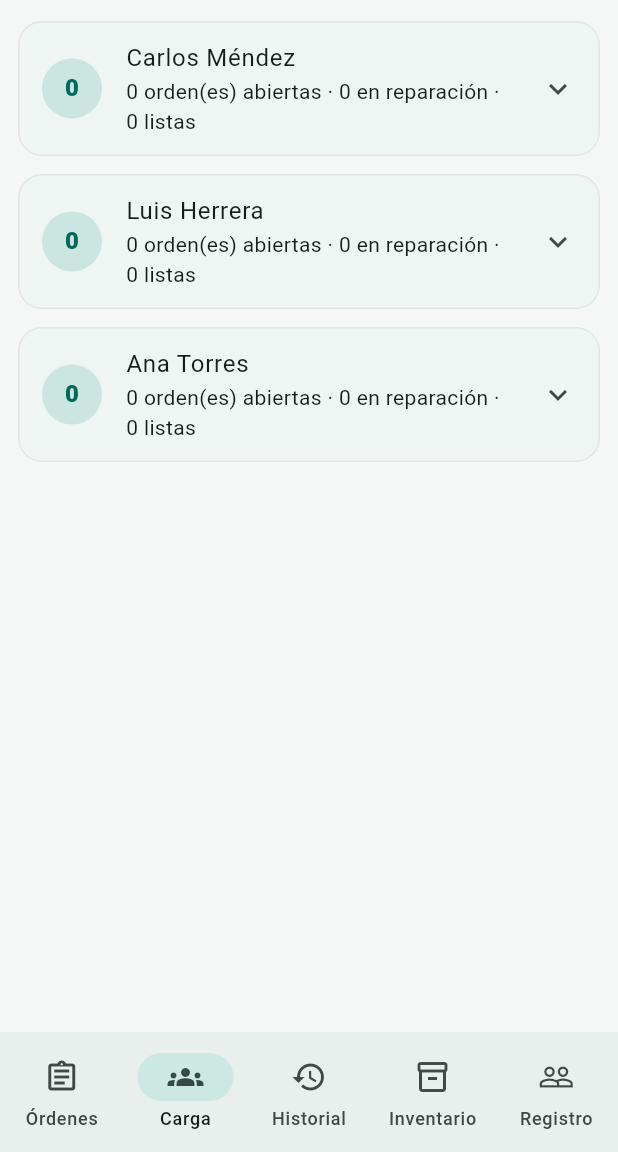
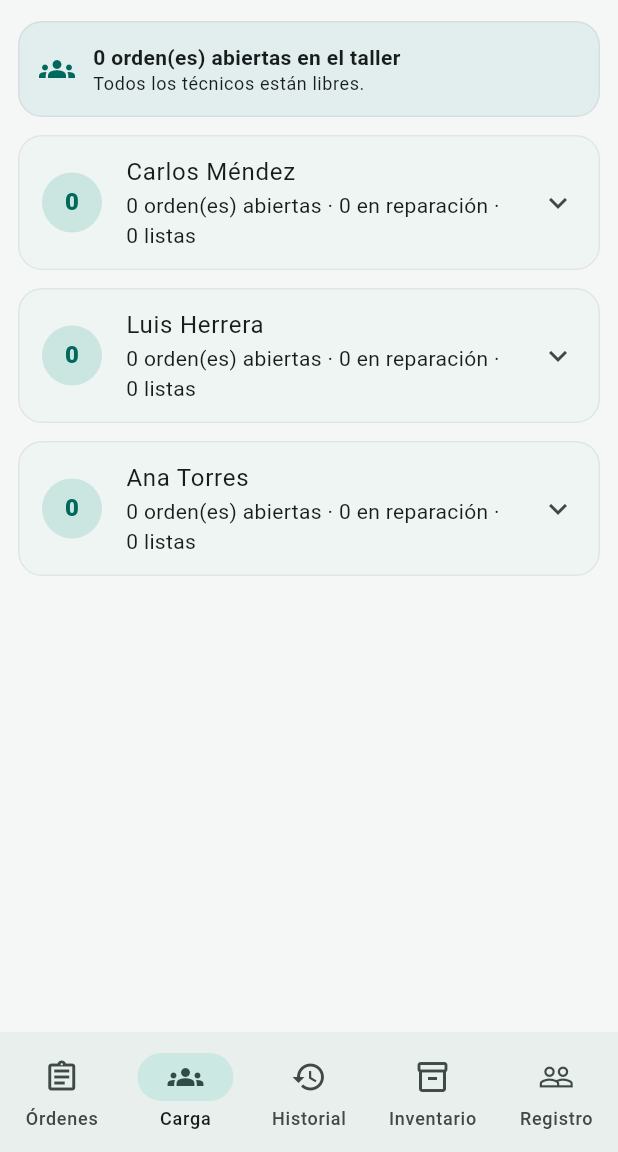
Before and after one commit to Rasec02/Pm, a Flutter app: the screen it shows after launch, item 2 of the bottom bar chosen, on a phone screen of 412 x 824 dp, the part 84-1236 px from its top. Run offline on Flutter 3.47's test engine with Material 3 defaults, Android fonts, the phone set to English and light mode, and no system bars; our stand-ins replace drift, flutter_riverpod; accounts and stored records are empty; generated files the repository leaves out were written again.

Commit message:
Resumen de carga por tecnico, historial accesible desde registro y limpieza de README
Co-authored-by: arena-agent <297053741+arena-agent@users.noreply.github.com>

```diff
--- a/lib/presentation/viewmodels/carga_trabajo_viewmodel.dart
+++ b/lib/presentation/viewmodels/carga_trabajo_viewmodel.dart
@@ -3,7 +3,41 @@ import 'package:flutter_riverpod/flutter_riverpod.dart';
 import '../../domain/entities/carga_trabajo.dart';
 import '../providers/repository_providers.dart';
 
-/// Carga de trabajo (órdenes abiertas) por técnico.
-final cargaTrabajoProvider = StreamProvider<List<CargaTrabajo>>((ref) {
-  return ref.watch(ordenRepositoryProvider).watchCargaTrabajo();
+/// Carga de trabajo por técnico: cuántas órdenes abiertas tiene cada uno.
+///
+/// Es un `StreamProvider` sobre la consulta reactiva de Drift, de modo que la
+/// pantalla se actualiza sola cuando una orden se toma, se entrega o se
+/// cancela. El total general y la suma se calculan aquí, no en el widget.
+final cargaTrabajoProvider = StreamProvider<CargaTrabajoResumen>((ref) {
+  return ref.watch(ordenRepositoryProvider).watchCargaTrabajo().map(
+        (cargas) => CargaTrabajoResumen(cargas: cargas),
+      );
 });
+
+/// Resumen de la carga del taller.
+class CargaTrabajoResumen {
+  const CargaTrabajoResumen({required this.cargas});
+
+  final List<CargaTrabajo> cargas;
+
+  /// Total de órdenes abiertas asignadas a algún técnico.
+  int get totalOrdenes {
+    var total = 0;
+    for (final carga in cargas) {
+      total += carga.total;
+    }
+    return total;
+  }
+
+  /// Técnico con más órdenes abiertas (o `null` si todos están libres).
+  CargaTrabajo? get masCargado {
+    CargaTrabajo? resultado;
+    for (final carga in cargas) {
+      if (resultado == null || carga.total > resultado.total) {
+        resultado = carga;
+      }
+    }
+    if (resultado == null || resultado.total == 0) return null;
+    return resultado;
+  }
+}
--- a/lib/presentation/viewmodels/clientes_viewmodel.dart
+++ b/lib/presentation/viewmodels/clientes_viewmodel.dart
@@ -61,7 +61,6 @@ class ClientesAccionesNotifier extends Notifier<EstadoAccion> {
     );
   }
 
-
   Future<bool> _ejecutar(
     Future<void> Function() accion, {
     required String exito,
--- a/lib/presentation/viewmodels/ordenes_viewmodel.dart
+++ b/lib/presentation/viewmodels/ordenes_viewmodel.dart
@@ -148,7 +148,6 @@ class OrdenesAccionesNotifier extends Notifier<EstadoAccion> {
     );
   }
 
-
   Future<bool> _ejecutar(
     Future<void> Function() accion, {
     required String exito,
--- a/lib/presentation/views/carga_trabajo/carga_trabajo_view.dart
+++ b/lib/presentation/views/carga_trabajo/carga_trabajo_view.dart
@@ -25,7 +25,8 @@ class CargaTrabajoView extends ConsumerWidget {
         mensaje: 'No se pudo calcular la carga de trabajo.\n$error',
         onReintentar: () => ref.invalidate(cargaTrabajoProvider),
       ),
-      data: (cargas) {
+      data: (resumen) {
+        final cargas = resumen.cargas;
         if (cargas.isEmpty) {
           return const EstadoVacio(
             icono: Icons.groups_outlined,
@@ -33,13 +34,56 @@ class CargaTrabajoView extends ConsumerWidget {
             detalle: 'La base de datos crea 3 técnicos al instalarse.',
           );
         }
-        return ListView.builder(
+        return ListView(
           padding: const EdgeInsets.only(top: 8, bottom: 96),
-          itemCount: cargas.length,
-          itemBuilder: (context, index) =>
-              _TarjetaCarga(carga: cargas[index]),
+          children: [
+            _ResumenTaller(resumen: resumen),
+            for (final carga in cargas) _TarjetaCarga(carga: carga),
+          ],
         );
       },
+    );
+  }
+}
+
+/// Encabezado con el total de órdenes abiertas del taller.
+class _ResumenTaller extends StatelessWidget {
+  const _ResumenTaller({required this.resumen});
+
+  final CargaTrabajoResumen resumen;
+
+  @override
+  Widget build(BuildContext context) {
+    final masCargado = resumen.masCargado;
+    return Card(
+      color: AppColors.primario.withValues(alpha: 0.08),
+      child: Padding(
+        padding: const EdgeInsets.all(14),
+        child: Row(
+          children: [
+            const Icon(Icons.groups, color: AppColors.primarioOscuro),
+            const SizedBox(width: 12),
+            Expanded(
+              child: Column(
+                crossAxisAlignment: CrossAxisAlignment.start,
+                children: [
+                  Text(
+                    '${resumen.totalOrdenes} orden(es) abiertas en el taller',
+                    style: const TextStyle(fontWeight: FontWeight.w700),
+                  ),
+                  Text(
+                    masCargado == null
+                        ? 'Todos los técnicos están libres.'
+                        : 'Mayor carga: ${masCargado.tecnico.nombre} '
+                            '(${masCargado.total})',
+                    style: Theme.of(context).textTheme.bodySmall,
+                  ),
+                ],
+              ),
+            ),
+          ],
+        ),
+      ),
     );
   }
 }
--- a/lib/presentation/views/ordenes/ordenes_lista_view.dart
+++ b/lib/presentation/views/ordenes/ordenes_lista_view.dart
@@ -79,7 +79,9 @@ class OrdenesListaView extends ConsumerWidget {
                 );
               }
               return RefreshIndicator(
-                onRefresh: () async => ref.invalidate(ordenesAbiertasProvider),
+                onRefresh: () async {
+                  ref.invalidate(ordenesAbiertasProvider);
+                },
                 child: ListView.builder(
                   padding: const EdgeInsets.only(bottom: 96),
                   itemCount: abiertas.length,
--- a/lib/presentation/views/registro/registro_view.dart
+++ b/lib/presentation/views/registro/registro_view.dart
@@ -9,6 +9,8 @@ import '../../viewmodels/estado_ui.dart';
 import '../../widgets/estado_carga.dart';
 import '../../widgets/estado_vacio.dart';
 import '../../widgets/error_vista.dart';
+import '../historial/historial_cliente_view.dart';
+import '../historial/historial_equipo_view.dart';
 import '../ordenes/nueva_orden_view.dart';
 import 'formulario_cliente.dart';
 import 'formulario_equipo.dart';
@@ -129,6 +131,18 @@ class _TarjetaCliente extends ConsumerWidget {
                           label: const Text('Recibir equipo'),
                         ),
                         TextButton.icon(
+                          onPressed: () => Navigator.of(context).push(
+                            MaterialPageRoute<void>(
+                              builder: (_) => HistorialClienteView(
+                                clienteId: cliente.id,
+                                titulo: cliente.nombre,
+                              ),
+                            ),
+                          ),
+                          icon: const Icon(Icons.history, size: 18),
+                          label: const Text('Historial'),
+                        ),
+                        TextButton.icon(
                           onPressed: () => _editar(context),
                           icon: const Icon(Icons.edit_outlined, size: 18),
                           label: const Text('Editar'),
@@ -197,6 +211,14 @@ class _FilaEquipo extends StatelessWidget {
       title: Text(equipo.descripcion),
       subtitle: Text('Serie: ${equipo.numeroSerie}'),
       trailing: const Icon(Icons.chevron_right, size: 18),
+      onTap: () => Navigator.of(context).push(
+        MaterialPageRoute<void>(
+          builder: (_) => HistorialEquipoView(
+            equipoId: equipo.id,
+            titulo: equipo.descripcion,
+          ),
+        ),
+      ),
     );
   }
 }
```
Also changed, not shown: 1 other file.
